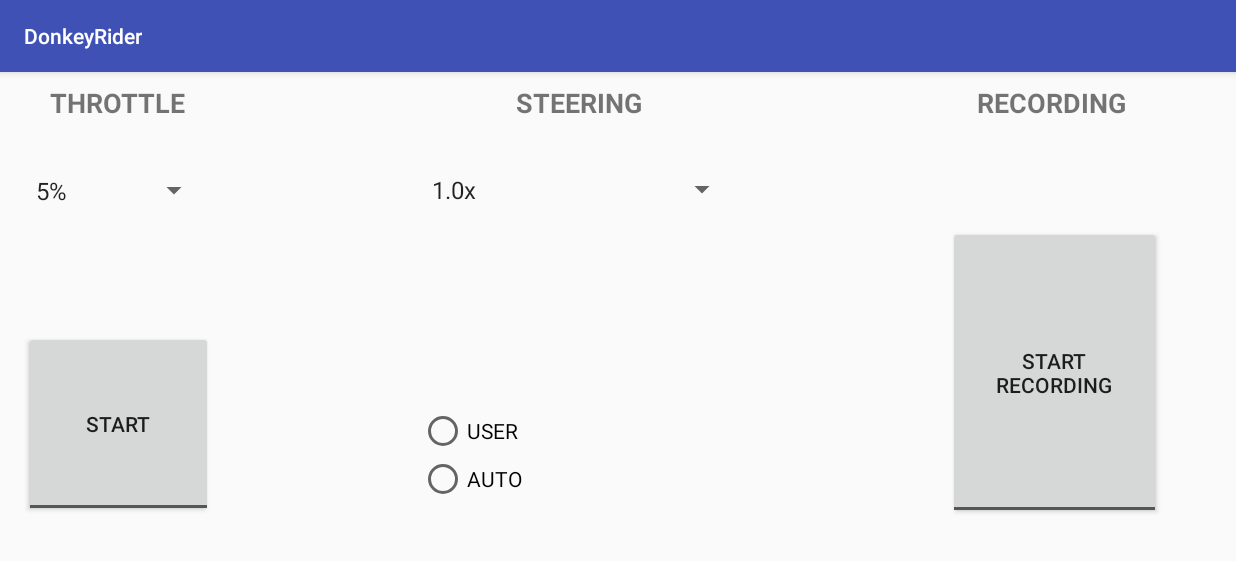
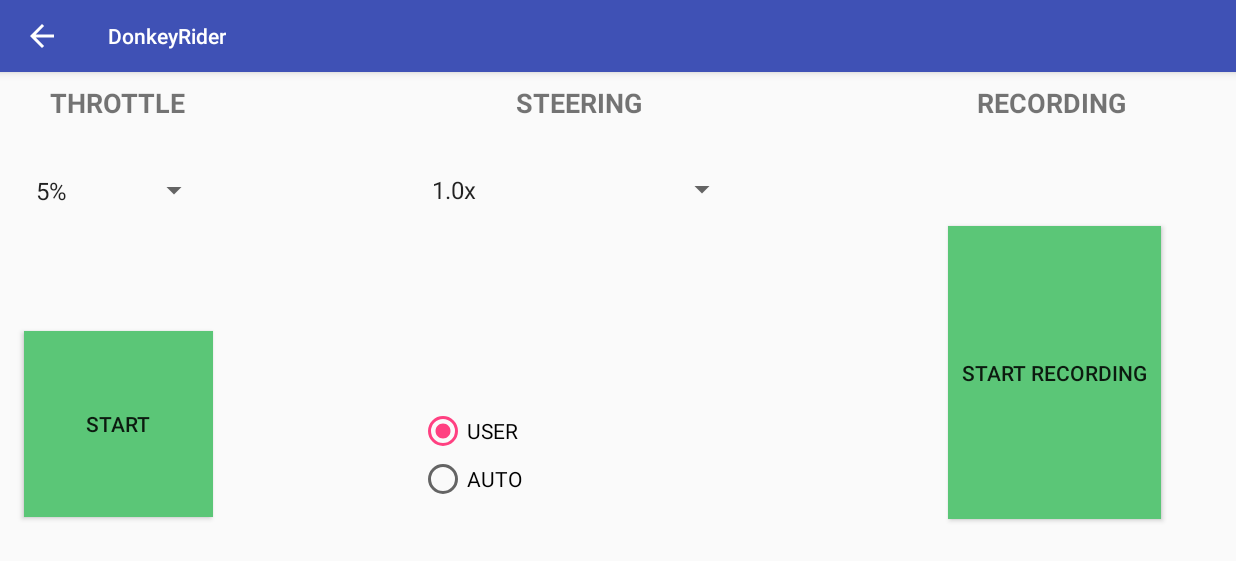
Before and after one commit to kennethjiang/DonkeyRiderAndroid, an Android app: the DriveActivity screen opened directly, with no data from a screen before it, on a phone screen of 824 x 412 dp (held sideways). Shown: the top 561 px of the screen. Run offline under Robolectric (Android 15) with nearby library versions, the phone set to English and light mode, and no system bars; 3 statements that could not run were skipped.

Commit message:
fine-tune UI and navigation

```diff
--- a/app/src/main/AndroidManifest.xml
+++ b/app/src/main/AndroidManifest.xml
@@ -15,8 +15,8 @@
         android:theme="@style/AppTheme">
         <activity
             android:name=".DriveActivity"
-            android:screenOrientation="landscape">
-
+            android:screenOrientation="landscape"
+            android:parentActivityName=".BTConnectActivity">
         </activity>
         <activity
             android:name=".BTConnectActivity"
--- a/app/src/main/java/com/example/kenneth/donkeyrider/DriveActivity.java
+++ b/app/src/main/java/com/example/kenneth/donkeyrider/DriveActivity.java
@@ -7,6 +7,7 @@ import android.content.SharedPreferences;
 import android.os.Bundle;
 import android.preference.PreferenceManager;
 import android.support.annotation.BoolRes;
+import android.support.v4.app.NavUtils;
 import android.support.v7.app.AppCompatActivity;
 import android.util.Log;
 import android.view.View;
@@ -90,6 +91,7 @@ public class DriveActivity extends AppCompatActivity implements OrientationListe
             this.provider.startListening(this);
         } else {
             Toast.makeText(this, getText(R.string.not_supported), Toast.LENGTH_LONG).show();
+            NavUtils.navigateUpFromSameTask(this);
         }
         final String address = getIntent().getStringExtra(DriveActivity.EXTRA_BT_REMOTE_DEIVCE_ADDRESS);
         BluetoothDevice remoteDevice = this.btAdapter.getRemoteDevice(address);
@@ -105,6 +107,7 @@ public class DriveActivity extends AppCompatActivity implements OrientationListe
                 Log.e("BluetoothService", "unable to close()", e2);
             }
             Toast.makeText(this, e.getMessage(), Toast.LENGTH_SHORT).show();
+            NavUtils.navigateUpFromSameTask(this);
         }
         this.startTimer();
     }
@@ -129,7 +132,9 @@ public class DriveActivity extends AppCompatActivity implements OrientationListe
 
         Spinner spinner = (Spinner) findViewById(R.id.steeringSpinner);
         float factor = Float.valueOf(spinner.getSelectedItem().toString().replaceAll("x", ""));
-        this.angle = Math.min(1.0f, this.angle * factor);
+        this.angle *= factor;
+        this.angle = Math.min(1.0f, this.angle);
+        this.angle = Math.max(-1.0f, this.angle);
 
         TextView textView = (TextView) findViewById(R.id.angleText);
         textView.setText(String.format("%.3f", this.angle));
@@ -186,6 +191,7 @@ public class DriveActivity extends AppCompatActivity implements OrientationListe
                             Log.e("BluetoothService", "unable to close()", e2);
                         }
                         Toast.makeText(DriveActivity.this, e.getMessage(), Toast.LENGTH_SHORT).show();
+                        NavUtils.navigateUpFromSameTask(DriveActivity.this);
                     }
                 }
             }
@@ -208,8 +214,5 @@ public class DriveActivity extends AppCompatActivity implements OrientationListe
         adapter1.setDropDownViewResource(android.R.layout.simple_spinner_dropdown_item);
         spinner1.setAdapter(adapter1);
         spinner1.setSelection(3);
-
-        RadioButton userRadio = (RadioButton) findViewById(R.id.userRadioBtn);
-        userRadio.setSelected(true);
     }
 }
--- /dev/null
+++ b/app/src/main/res/drawable/togglebutton_off.xml
@@ -0,0 +1,6 @@
+<?xml version="1.0" encoding="utf-8"?>
+<shape xmlns:android="http://schemas.android.com/apk/res/android"
+    android:shape="rectangle">
+    <solid
+        android:color="#5BC677" /> // green color
+</shape>
--- /dev/null
+++ b/app/src/main/res/drawable/togglebutton_on.xml
@@ -0,0 +1,6 @@
+<?xml version="1.0" encoding="utf-8"?>
+<shape xmlns:android="http://schemas.android.com/apk/res/android"
+    android:shape="rectangle">
+    <solid
+        android:color="#FF6259" /> // red color
+</shape>
--- /dev/null
+++ b/app/src/main/res/drawable/tooglebutton_selector.xml
@@ -0,0 +1,8 @@
+<?xml version="1.0" encoding="utf-8"?>
+<selector xmlns:android="http://schemas.android.com/apk/res/android">
+    <item android:drawable="@drawable/togglebutton_on"
+        android:state_checked="true" />
+    <item android:drawable="@drawable/togglebutton_off"
+        android:state_checked="false"
+        />
+</selector>
--- a/app/src/main/res/layout/activity_drive.xml
+++ b/app/src/main/res/layout/activity_drive.xml
@@ -30,6 +30,7 @@
         android:text="ToggleButton"
         android:textOff="Start"
         android:textOn="Stop"
+        android:background="@drawable/tooglebutton_selector"
         app:layout_constraintLeft_toLeftOf="parent"
         android:layout_marginTop="28dp"
         app:layout_constraintTop_toBottomOf="@+id/throttleSpinner"
@@ -53,6 +54,7 @@
         android:text="ToggleButton"
         android:textOff="Start recording"
         android:textOn="Stop Recording"
+        android:background="@drawable/tooglebutton_selector"
         app:layout_constraintRight_toRightOf="parent"
         android:layout_marginEnd="50dp"
         android:layout_marginTop="16dp"
@@ -117,16 +119,17 @@
     <RadioGroup xmlns:android="http://schemas.android.com/apk/res/android"
         android:layout_width="216dp"
         android:layout_height="72dp"
+        android:layout_marginBottom="41dp"
+        android:layout_marginLeft="8dp"
+        android:layout_marginRight="8dp"
+        android:layout_marginTop="8dp"
+        android:checkedButton="@+id/userRadioBtn"
         android:orientation="vertical"
+        android:weightSum="1"
         app:layout_constraintBottom_toBottomOf="parent"
-        android:layout_marginBottom="41dp"
-        android:layout_marginTop="8dp"
-        app:layout_constraintTop_toBottomOf="@+id/angleText"
         app:layout_constraintLeft_toRightOf="@+id/driveButton"
-        android:layout_marginLeft="8dp"
         app:layout_constraintRight_toLeftOf="@+id/recordingToggle"
-        android:layout_marginRight="8dp"
-        android:weightSum="1">
+        app:layout_constraintTop_toBottomOf="@+id/angleText">
 
         <RadioButton
             android:id="@+id/userRadioBtn"
```
